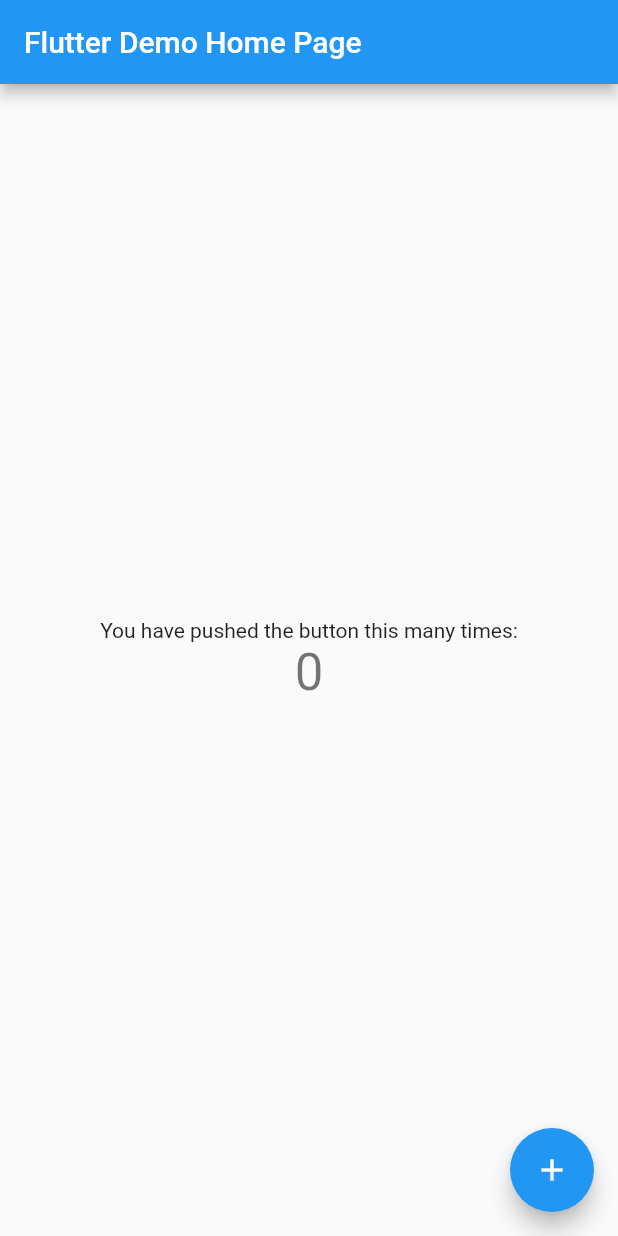
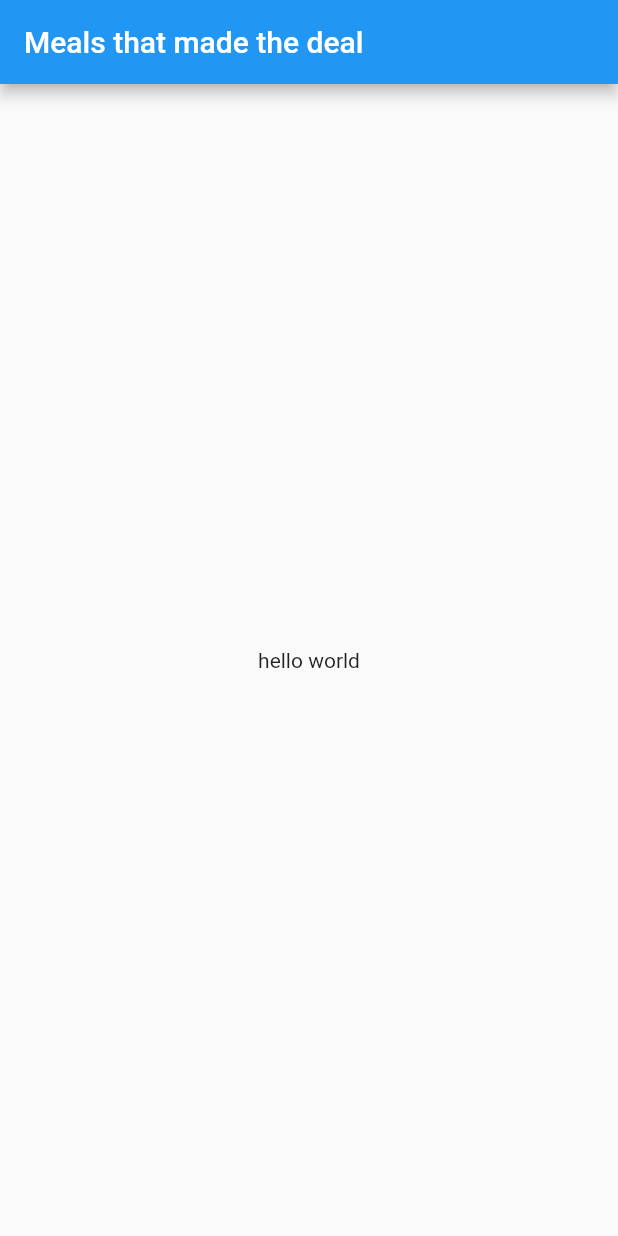
Before and after one commit to gunnerr91/myfavmeal, a Flutter app: the screen it shows after launch, on a phone screen of 412 x 824 dp. Run offline on Flutter 3.47's test engine with Material 2 defaults, Android fonts, the phone set to English and light mode, and no system bars.

Commit message:
removed default code

```diff
--- a/lib/main.dart
+++ b/lib/main.dart
@@ -5,113 +5,30 @@ void main() {
 }
 
 class MyApp extends StatelessWidget {
-  // This widget is the root of your application.
   @override
   Widget build(BuildContext context) {
     return MaterialApp(
-      title: 'Flutter Demo',
+      title: 'Meals that made the deal',
+      debugShowCheckedModeBanner: false,
       theme: ThemeData(
-        // This is the theme of your application.
-        //
-        // Try running your application with "flutter run". You'll see the
-        // application has a blue toolbar. Then, without quitting the app, try
-        // changing the primarySwatch below to Colors.green and then invoke
-        // "hot reload" (press "r" in the console where you ran "flutter run",
-        // or simply save your changes to "hot reload" in a Flutter IDE).
-        // Notice that the counter didn't reset back to zero; the application
-        // is not restarted.
         primarySwatch: Colors.blue,
-        // This makes the visual density adapt to the platform that you run
-        // the app on. For desktop platforms, the controls will be smaller and
-        // closer together (more dense) than on mobile platforms.
         visualDensity: VisualDensity.adaptivePlatformDensity,
       ),
-      home: MyHomePage(title: 'Flutter Demo Home Page'),
+      home: MainWidget(),
     );
   }
 }
 
-class MyHomePage extends StatefulWidget {
-  MyHomePage({Key key, this.title}) : super(key: key);
-
-  // This widget is the home page of your application. It is stateful, meaning
-  // that it has a State object (defined below) that contains fields that affect
-  // how it looks.
-
-  // This class is the configuration for the state. It holds the values (in this
-  // case the title) provided by the parent (in this case the App widget) and
-  // used by the build method of the State. Fields in a Widget subclass are
-  // always marked "final".
-
-  final String title;
-
-  @override
-  _MyHomePageState createState() => _MyHomePageState();
-}
-
-class _MyHomePageState extends State<MyHomePage> {
-  int _counter = 0;
-
-  void _incrementCounter() {
-    setState(() {
-      // This call to setState tells the Flutter framework that something has
-      // changed in this State, which causes it to rerun the build method below
-      // so that the display can reflect the updated values. If we changed
-      // _counter without calling setState(), then the build method would not be
-      // called again, and so nothing would appear to happen.
-      _counter++;
-    });
-  }
-
+class MainWidget extends StatelessWidget {
   @override
   Widget build(BuildContext context) {
-    // This method is rerun every time setState is called, for instance as done
-    // by the _incrementCounter method above.
-    //
-    // The Flutter framework has been optimized to make rerunning build methods
-    // fast, so that you can just rebuild anything that needs updating rather
-    // than having to individually change instances of widgets.
     return Scaffold(
       appBar: AppBar(
-        // Here we take the value from the MyHomePage object that was created by
-        // the App.build method, and use it to set our appbar title.
-        title: Text(widget.title),
+        title: Text("Meals that made the deal"),
       ),
       body: Center(
-        // Center is a layout widget. It takes a single child and positions it
-        // in the middle of the parent.
-        child: Column(
-          // Column is also a layout widget. It takes a list of children and
-          // arranges them vertically. By default, it sizes itself to fit its
-          // children horizontally, and tries to be as tall as its parent.
-          //
-          // Invoke "debug painting" (press "p" in the console, choose the
-          // "Toggle Debug Paint" action from the Flutter Inspector in Android
-          // Studio, or the "Toggle Debug Paint" command in Visual Studio Code)
-          // to see the wireframe for each widget.
-          //
-          // Column has various properties to control how it sizes itself and
-          // how it positions its children. Here we use mainAxisAlignment to
-          // center the children vertically; the main axis here is the vertical
-          // axis because Columns are vertical (the cross axis would be
-          // horizontal).
-          mainAxisAlignment: MainAxisAlignment.center,
-          children: <Widget>[
-            Text(
-              'You have pushed the button this many times:',
-            ),
-            Text(
-              '$_counter',
-              style: Theme.of(context).textTheme.headline4,
-            ),
-          ],
-        ),
+        child: Text("hello world"),
       ),
-      floatingActionButton: FloatingActionButton(
-        onPressed: _incrementCounter,
-        tooltip: 'Increment',
-        child: Icon(Icons.add),
-      ), // This trailing comma makes auto-formatting nicer for build methods.
     );
   }
 }
```
